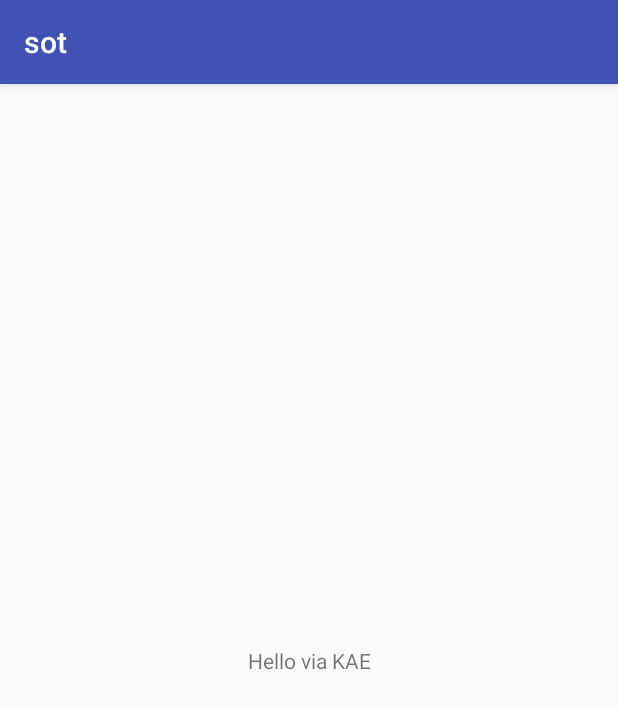
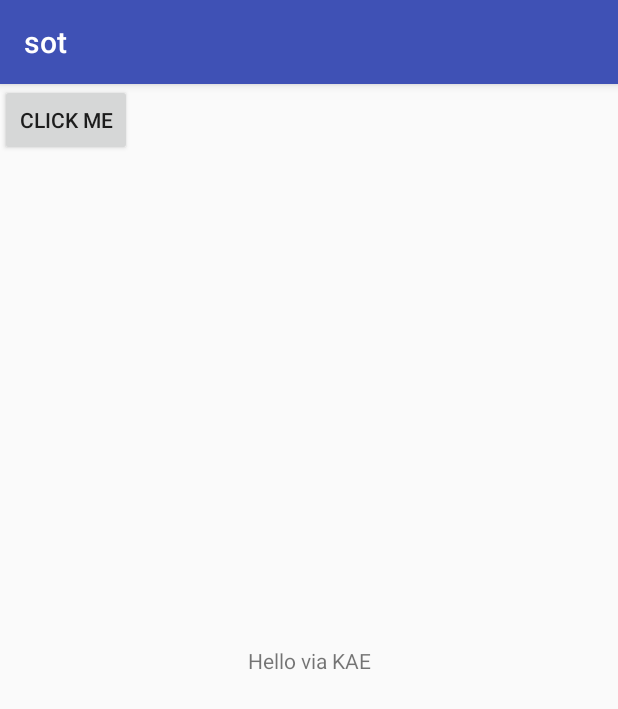
Before and after one commit to TheRealAgentK/SummerOfTech-Android-2018, an Android app: the screen it shows after launch (MainActivity), on a phone screen of 412 x 824 dp. Shown: the top 709 px of the screen. Run offline under Robolectric (Android 15) with nearby library versions, the phone set to English and light mode, and no system bars.

Commit message:
Step 4 - Click Handler

```diff
--- a/app/src/main/kotlin/ventegocreative/co/nz/sot/MainActivity.kt
+++ b/app/src/main/kotlin/ventegocreative/co/nz/sot/MainActivity.kt
@@ -2,6 +2,7 @@ package ventegocreative.co.nz.sot
 
 import android.support.v7.app.AppCompatActivity
 import android.os.Bundle
+import android.util.Log
 import kotlinx.android.synthetic.main.activity_main.*
 
 
@@ -12,5 +13,15 @@ class MainActivity : AppCompatActivity() {
         setContentView(R.layout.activity_main)
 
         helloWorld.setText("Hello via KAE")
+
+        // plain Kotlin:
+        //
+        // 1. findViewById(R.id.clickMe).setOnClickListener { view -> Log.d("MainActivity", "onClick: clickMe") }
+        // or
+        // 2. findViewById(R.id.clickMe).setOnClickListener({ view -> Log.d("MainActivity", "onClick: clickMe")})
+
+        // with Kotlin Android Extensions:
+        //
+        clickMe.setOnClickListener { Log.d("MainActivity", "onClick: clickMe") }
     }
 }
--- a/app/src/main/res/layout/activity_main.xml
+++ b/app/src/main/res/layout/activity_main.xml
@@ -5,6 +5,14 @@
     android:layout_width="match_parent"
     android:layout_height="match_parent"
     tools:context=".MainActivity">
+
+    <Button
+        android:layout_width="wrap_content"
+        android:layout_height="wrap_content"
+        android:text="Click me"
+        android:id="@+id/clickMe"
+        android:layout_alignParentTop="true"
+        android:layout_centerHorizontal="true" />
 
     <TextView
         android:layout_width="wrap_content"
```
